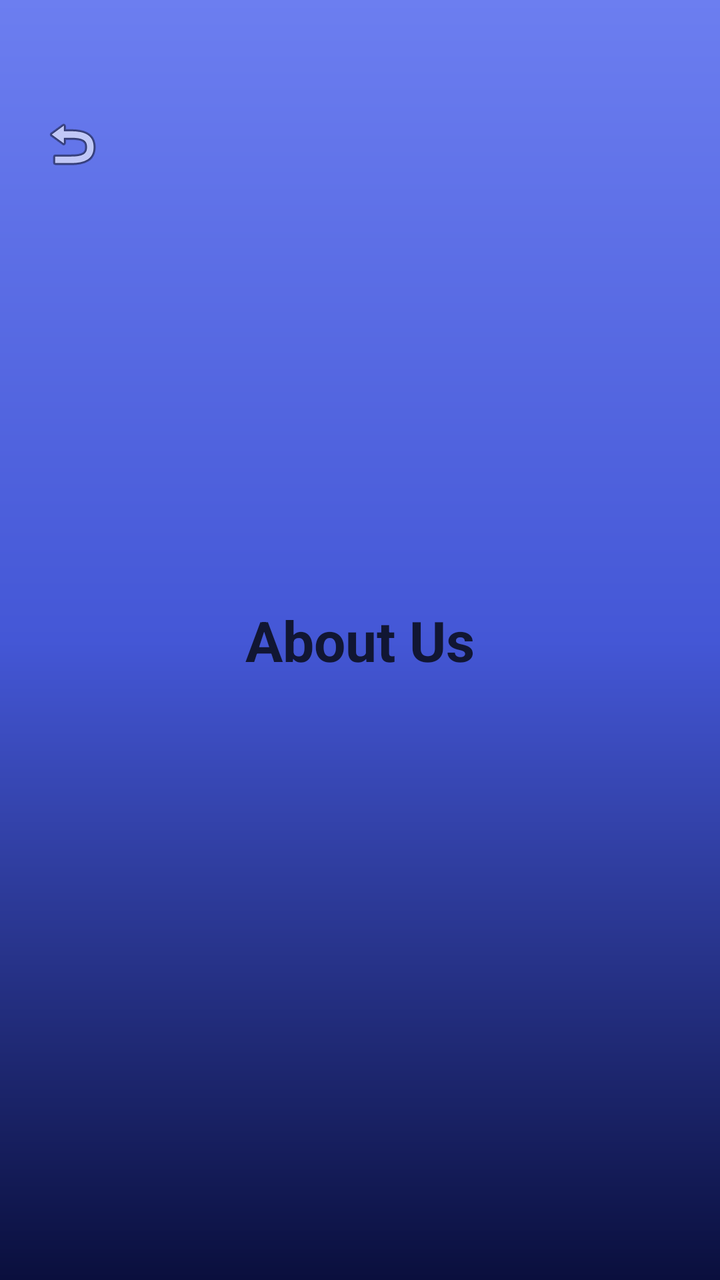
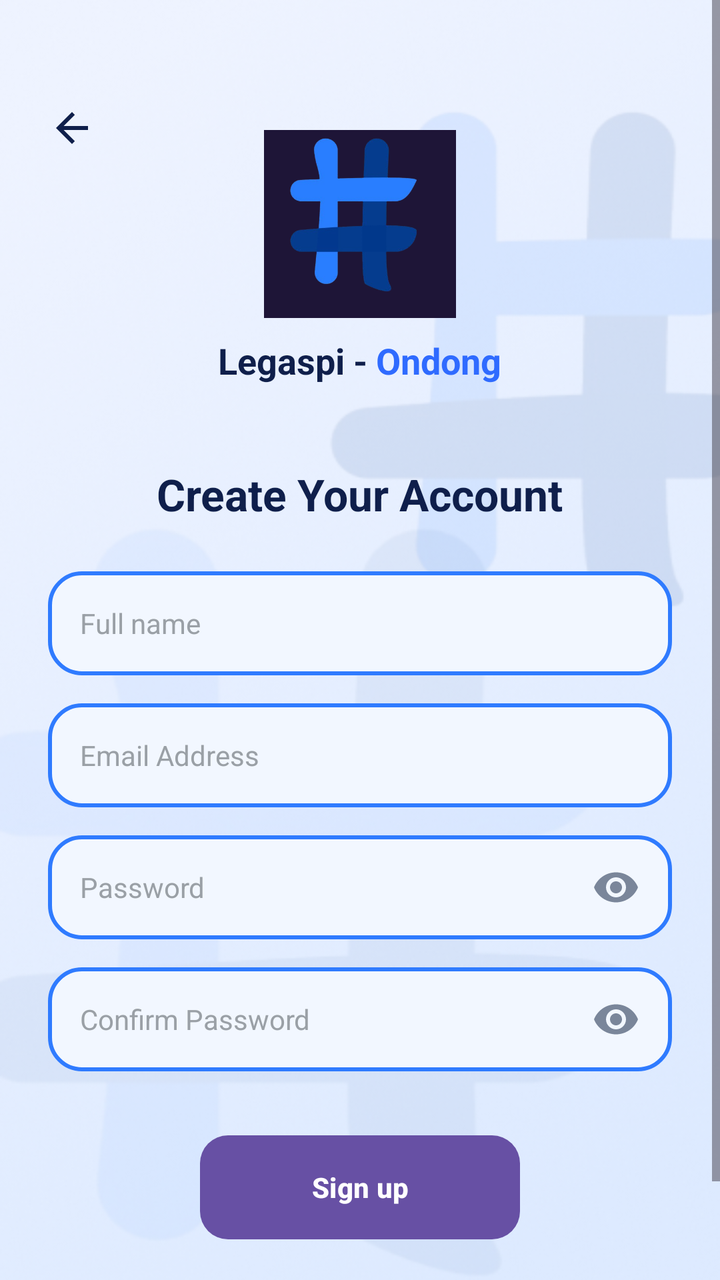

Screens rendered from an Android XML layout before and after an edit, with the pre-edit source and the edit as a unified diff.
<!-- AndroidManifest.xml: application theme Theme.HashLogobtn -->
<!-- res/layout/activity_main3.xml -->
<?xml version="1.0" encoding="utf-8"?>
<androidx.constraintlayout.widget.ConstraintLayout
    xmlns:android="http://schemas.android.com/apk/res/android"
    xmlns:app="http://schemas.android.com/apk/res-auto"
    android:layout_width="match_parent"
    android:layout_height="match_parent"
    android:background="@drawable/bg_gradient">

    <ImageButton
        android:id="@+id/backButton"
        android:layout_width="40dp"
        android:layout_height="40dp"
        android:layout_marginStart="16dp"
        android:layout_marginTop="52dp"
        android:background="?attr/selectableItemBackgroundBorderless"
        android:contentDescription="Back"
        android:src="@android:drawable/ic_menu_revert"
        app:layout_constraintStart_toStartOf="parent"
        app:layout_constraintTop_toTopOf="parent" />

    <TextView
        android:id="@+id/aboutTitle"
        android:layout_width="wrap_content"
        android:layout_height="wrap_content"
        android:text="About Us"
        android:textColor="@color/text_dark"
        android:textSize="28sp"
        android:textStyle="bold"
        app:layout_constraintTop_toTopOf="parent"
        app:layout_constraintBottom_toBottomOf="parent"
        app:layout_constraintStart_toStartOf="parent"
        app:layout_constraintEnd_toEndOf="parent" />

</androidx.constraintlayout.widget.ConstraintLayout>
<!-- resources referenced by this layout -->
<resources>
  <color name="text_dark">#111633</color>
  <!-- drawable bg_gradient (drawable) -->
  <?xml version="1.0" encoding="utf-8"?>
  <shape xmlns:android="http://schemas.android.com/apk/res/android" android:shape="rectangle">
      <gradient
          android:angle="270"
          android:startColor="@color/gradient_top"
          android:centerColor="@color/gradient_mid"
          android:endColor="@color/gradient_bottom"
          android:type="linear" />
  </shape>
  <style name="Theme.HashLogobtn" parent="Base.Theme.HashLogobtn" />
  <color name="gradient_top">#6C7EF0</color>
  <color name="gradient_mid">#4457D6</color>
  <color name="gradient_bottom">#0A0F3D</color>
  <style name="Base.Theme.HashLogobtn" parent="Theme.Material3.DayNight.NoActionBar">
          
          
      </style>
</resources>

<!-- the commit's change to res/layout/activity_main3.xml (unified diff, before → after) -->
@@ -1,34 +1,194 @@
 <?xml version="1.0" encoding="utf-8"?>
-<androidx.constraintlayout.widget.ConstraintLayout
-    xmlns:android="http://schemas.android.com/apk/res/android"
-    xmlns:app="http://schemas.android.com/apk/res-auto"
+<FrameLayout xmlns:android="http://schemas.android.com/apk/res/android"
     android:layout_width="match_parent"
     android:layout_height="match_parent"
-    android:background="@drawable/bg_gradient">
+    android:background="@drawable/bg_log">
+
+    <ScrollView
+        android:layout_width="match_parent"
+        android:layout_height="match_parent"
+        android:fillViewport="true">
+
+        <LinearLayout
+            android:layout_width="match_parent"
+            android:layout_height="wrap_content"
+            android:gravity="center_horizontal"
+            android:orientation="vertical"
+            android:paddingStart="24dp"
+            android:paddingTop="64dp"
+            android:paddingEnd="24dp"
+            android:paddingBottom="32dp">
+
+            <ImageView
+                android:layout_width="96dp"
+                android:layout_height="96dp"
+                android:contentDescription="Logo"
+                android:src="@drawable/hashbox_logo_removebg_preview" />
+
+            <LinearLayout
+                android:layout_width="wrap_content"
+                android:layout_height="wrap_content"
+                android:layout_marginTop="8dp"
+                android:orientation="horizontal">
+
+                <TextView
+                    android:layout_width="wrap_content"
+                    android:layout_height="wrap_content"
+                    android:text="Legaspi - "
+                    android:textColor="#0F1F4B"
+                    android:textSize="18sp"
+                    android:textStyle="bold" />
+
+                <TextView
+                    android:layout_width="wrap_content"
+                    android:layout_height="wrap_content"
+                    android:text="Ondong"
+                    android:textColor="#2F6BFF"
+                    android:textSize="18sp"
+                    android:textStyle="bold" />
+            </LinearLayout>
+
+            <TextView
+                android:layout_width="wrap_content"
+                android:layout_height="wrap_content"
+                android:layout_marginTop="40dp"
+                android:text="Create Your Account"
+                android:textColor="#0F1F4B"
+                android:textSize="22sp"
+                android:textStyle="bold" />
+
+            <EditText
+                android:id="@+id/etFullName"
+                android:layout_width="match_parent"
+                android:layout_height="52dp"
+                android:layout_marginTop="24dp"
+                android:background="@drawable/bg_input2"
+                android:hint="Full name"
+                android:inputType="textPersonName"
+                android:paddingStart="16dp"
+                android:paddingEnd="16dp"
+                android:textColor="#0F1F4B"
+                android:textColorHint="#9AA0A6"
+                android:textSize="14sp" />
+
+            <EditText
+                android:id="@+id/etRegEmail"
+                android:layout_width="match_parent"
+                android:layout_height="52dp"
+                android:layout_marginTop="14dp"
+                android:background="@drawable/bg_input2"
+                android:hint="Email Address"
+                android:inputType="textEmailAddress"
+                android:paddingStart="16dp"
+                android:paddingEnd="16dp"
+                android:textColor="#0F1F4B"
+                android:textColorHint="#9AA0A6"
+                android:textSize="14sp" />
+
+            <FrameLayout
+                android:layout_width="match_parent"
+                android:layout_height="52dp"
+                android:layout_marginTop="14dp">
+
+                <EditText
+                    android:id="@+id/etRegPassword"
+                    android:layout_width="match_parent"
+                    android:layout_height="match_parent"
+                    android:background="@drawable/bg_input2"
+                    android:hint="Password"
+                    android:inputType="textPassword"
+                    android:paddingStart="16dp"
+                    android:paddingEnd="52dp"
+                    android:textColor="#0F1F4B"
+                    android:textColorHint="#9AA0A6"
+                    android:textSize="14sp" />
+
+                <ImageButton
+                    android:id="@+id/btnTogglePassword3"
+                    android:layout_width="44dp"
+                    android:layout_height="44dp"
+                    android:layout_gravity="end|center_vertical"
+                    android:layout_marginEnd="6dp"
+                    android:background="?attr/selectableItemBackgroundBorderless"
+                    android:contentDescription="Show or hide password"
+                    android:src="@drawable/ic_eye" />
+            </FrameLayout>
+
+            <FrameLayout
+                android:layout_width="match_parent"
+                android:layout_height="52dp"
+                android:layout_marginTop="14dp">
+
+                <EditText
+                    android:id="@+id/etConfirmPassword"
+                    android:layout_width="match_parent"
+                    android:layout_height="match_parent"
+                    android:background="@drawable/bg_input2"
+                    android:hint="Confirm Password"
+                    android:inputType="textPassword"
+                    android:paddingStart="16dp"
+                    android:paddingEnd="52dp"
+                    android:textColor="#0F1F4B"
+                    android:textColorHint="#9AA0A6"
+                    android:textSize="14sp" />
+
+                <ImageButton
+                    android:id="@+id/btnToggleConfirm"
+                    android:layout_width="44dp"
+                    android:layout_height="44dp"
+                    android:layout_gravity="end|center_vertical"
+                    android:layout_marginEnd="6dp"
+                    android:background="?attr/selectableItemBackgroundBorderless"
+                    android:contentDescription="Show or hide confirm password"
+                    android:src="@drawable/ic_eye" />
+            </FrameLayout>
+
+            <Button
+                android:id="@+id/btnSignUp"
+                android:layout_width="160dp"
+                android:layout_height="52dp"
+                android:layout_marginTop="32dp"
+                android:background="@drawable/bg_button2"
+                android:text="Sign up"
+                android:textAllCaps="false"
+                android:textColor="#FFFFFF"
+                android:textSize="14sp"
+                android:textStyle="bold" />
+
+            <LinearLayout
+                android:layout_width="wrap_content"
+                android:layout_height="wrap_content"
+                android:layout_marginTop="24dp"
+                android:orientation="horizontal">
+
+                <TextView
+                    android:layout_width="wrap_content"
+                    android:layout_height="wrap_content"
+                    android:text="Already have an account? "
+                    android:textColor="#0F1F4B"
+                    android:textSize="13sp"
+                    android:textStyle="bold" />
+
+                <TextView
+                    android:id="@+id/tvGoLogin"
+                    android:layout_width="wrap_content"
+                    android:layout_height="wrap_content"
+                    android:text="Log in"
+                    android:textColor="#2F6BFF"
+                    android:textSize="13sp"
+                    android:textStyle="bold" />
+            </LinearLayout>
+        </LinearLayout>
+    </ScrollView>
 
     <ImageButton
-        android:id="@+id/backButton"
-        android:layout_width="40dp"
-        android:layout_height="40dp"
-        android:layout_marginStart="16dp"
-        android:layout_marginTop="52dp"
+        android:id="@+id/btnBack3"
+        android:layout_width="48dp"
+        android:layout_height="48dp"
+        android:layout_marginStart="12dp"
+        android:layout_marginTop="40dp"
+        android:elevation="8dp"
         android:background="?attr/selectableItemBackgroundBorderless"
         android:contentDescription="Back"
-        android:src="@android:drawable/ic_menu_revert"
-        app:layout_constraintStart_toStartOf="parent"
-        app:layout_constraintTop_toTopOf="parent" />
-
-    <TextView
-        android:id="@+id/aboutTitle"
-        android:layout_width="wrap_content"
-        android:layout_height="wrap_content"
-        android:text="About Us"
-        android:textColor="@color/text_dark"
-        android:textSize="28sp"
-        android:textStyle="bold"
-        app:layout_constraintTop_toTopOf="parent"
-        app:layout_constraintBottom_toBottomOf="parent"
-        app:layout_constraintStart_toStartOf="parent"
-        app:layout_constraintEnd_toEndOf="parent" />
-
-</androidx.constraintlayout.widget.ConstraintLayout>
+        android:src="@drawable/ic_back_arrow" />
+</FrameLayout>
<!-- resource entries referenced after the edit -->
@@ -1,20 +1,48 @@
 <!-- resources referenced by this layout -->
 <resources>
-  <color name="text_dark">#111633</color>
-  <!-- drawable bg_gradient (drawable) -->
+  <!-- drawable bg_button2 (drawable) -->
   <?xml version="1.0" encoding="utf-8"?>
-  <shape xmlns:android="http://schemas.android.com/apk/res/android" android:shape="rectangle">
+  <shape xmlns:android="http://schemas.android.com/apk/res/android"
+      android:shape="rectangle">
       <gradient
-          android:angle="270"
-          android:startColor="@color/gradient_top"
-          android:centerColor="@color/gradient_mid"
-          android:endColor="@color/gradient_bottom"
-          android:type="linear" />
+          android:angle="0"
+          android:startColor="#2F6FED"
+          android:endColor="#4A8BFF" />
+      <corners android:radius="14dp" />
   </shape>
+  <!-- drawable bg_input2 (drawable) -->
+  <?xml version="1.0" encoding="utf-8"?>
+  <shape xmlns:android="http://schemas.android.com/apk/res/android"
+      android:shape="rectangle">
+      <solid android:color="#F2F7FF" />
+      <stroke android:width="2dp" android:color="#2F7BFF" />
+      <corners android:radius="16dp" />
+  </shape>
+  <!-- drawable bg_log: png bitmap (drawable, 190175 bytes) -->
+  <!-- drawable hashbox_logo_removebg_preview: png bitmap (drawable, 55050 bytes) -->
+  <!-- drawable ic_back_arrow (drawable) -->
+  <?xml version="1.0" encoding="utf-8"?>
+  <vector xmlns:android="http://schemas.android.com/apk/res/android"
+      android:width="24dp"
+      android:height="24dp"
+      android:viewportWidth="24"
+      android:viewportHeight="24">
+      <path
+          android:fillColor="#0F1F4B"
+          android:pathData="M20,11H7.83l5.59,-5.59L12,4l-8,8 8,8 1.41,-1.41L7.83,13H20v-2z" />
+  </vector>
+  <!-- drawable ic_eye (drawable) -->
+  <?xml version="1.0" encoding="utf-8"?>
+  <vector xmlns:android="http://schemas.android.com/apk/res/android"
+      android:width="24dp"
+      android:height="24dp"
+      android:viewportWidth="24"
+      android:viewportHeight="24">
+      <path
+          android:fillColor="#7A869A"
+          android:pathData="M12,4.5C7,4.5 2.73,7.61 1,12c1.73,4.39 6,7.5 11,7.5s9.27,-3.11 11,-7.5c-1.73,-4.39 -6,-7.5 -11,-7.5zM12,17c-2.76,0 -5,-2.24 -5,-5s2.24,-5 5,-5 5,2.24 5,5 -2.24,5 -5,5zM12,9c-1.66,0 -3,1.34 -3,3s1.34,3 3,3 3,-1.34 3,-3 -1.34,-3 -3,-3z" />
+  </vector>
   <style name="Theme.HashLogobtn" parent="Base.Theme.HashLogobtn" />
-  <color name="gradient_top">#6C7EF0</color>
-  <color name="gradient_mid">#4457D6</color>
-  <color name="gradient_bottom">#0A0F3D</color>
   <style name="Base.Theme.HashLogobtn" parent="Theme.Material3.DayNight.NoActionBar">
           
           
